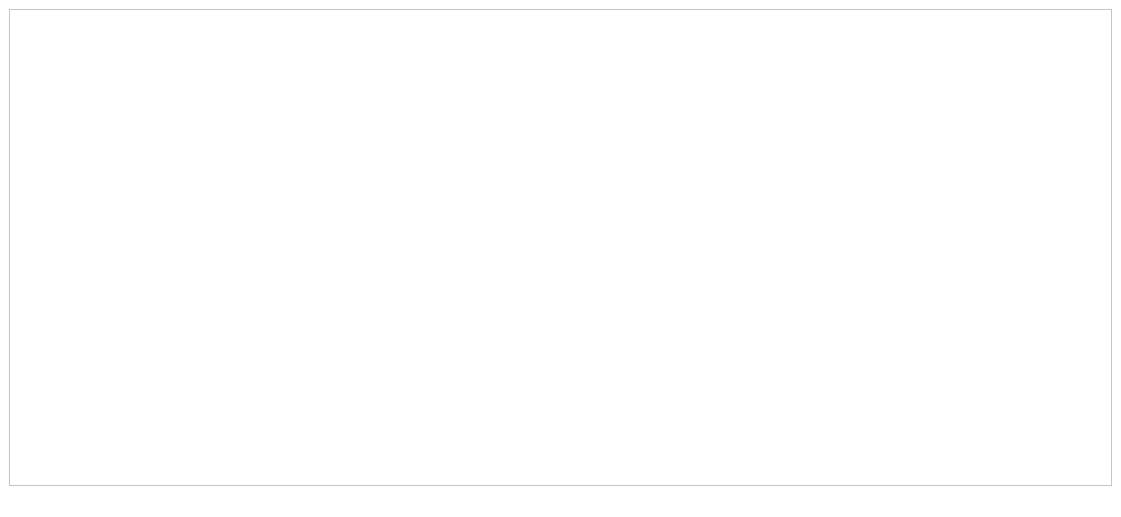
This is IGVC_UI/mainwindow.ui in Team-Abhiyaan/IGVC_UI as Qt 5 draws it before an edit. The edited form follows.
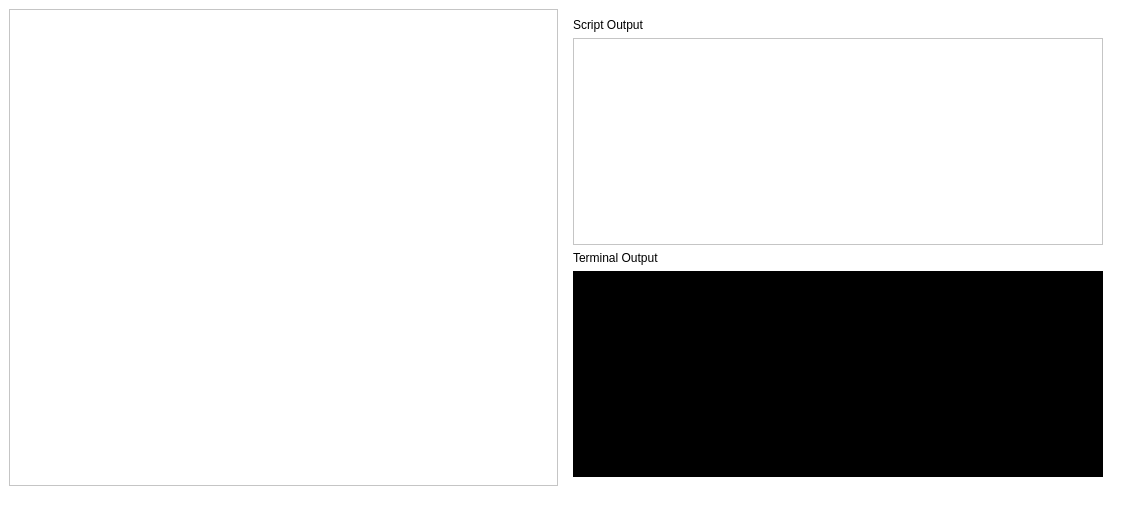
This is the edited form.

Commit message: Added a Display box and some slight UI changes

Patch:
```diff
--- a/IGVC_UI/mainwindow.ui
+++ b/IGVC_UI/mainwindow.ui
@@ -17,8 +17,6 @@
    <string notr="true">background-color:white;</string>
   </property>
   <widget class="QWidget" name="centralwidget">
-   <layout class="QHBoxLayout" name="horizontalLayout_2">
-    <item>
      <layout class="QHBoxLayout" name="horizontalLayout">
       <item>
        <layout class="QVBoxLayout" name="buttons"/>
@@ -26,7 +24,18 @@
       <item>
        <layout class="QVBoxLayout" name="commands"/>
       </item>
-     </layout>
+    <item>
+     <widget class="QListWidget" name="runningScriptsList"/>
+    </item>
+    <item>
+     <widget class="QWidget" name="rightPanel" native="true">
+      <layout class="QVBoxLayout" name="verticalLayout">
+       <item>
+        <widget class="QLabel" name="outputDisplayLabel">
+         <property name="text">
+          <string>Script Output</string>
+         </property>
+        </widget>
     </item>
     <item>
      <widget class="QPlainTextEdit" name="outputDisplay">
@@ -34,6 +43,30 @@
        <string notr="true">background-color: white;
 color: black;</string>
       </property>
+        </widget>
+       </item>
+       <item>
+        <widget class="QLabel" name="TerminalDisplayLabel">
+         <property name="styleSheet">
+          <string notr="true"/>
+         </property>
+         <property name="text">
+          <string>Terminal Output</string>
+         </property>
+        </widget>
+       </item>
+       <item>
+        <widget class="QPlainTextEdit" name="TerminalDisplay">
+         <property name="styleSheet">
+          <string notr="true">background-color: black;
+color: blue;
+font-family: Consolas, monospace;
+font-size: 12pt;
+</string>
+         </property>
+        </widget>
+       </item>
+      </layout>
      </widget>
     </item>
    </layout>
```
Lines whose indentation alone changed are shown as unchanged. The commit also changes 2 other files.
